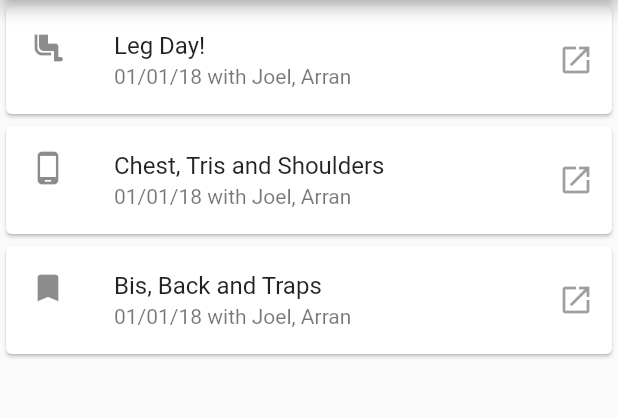
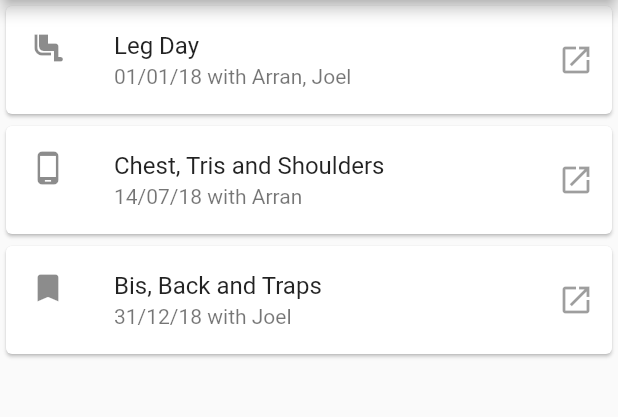
Before and after one commit to DarthEmpty/kilo, a Flutter app: the screen it shows after launch, after a tap on the "swap horiz" icon, on a phone screen of 412 x 824 dp, the part 84-501 px from its top. Run offline on Flutter 3.47's test engine with Material 2 defaults, Android fonts, the phone set to English and light mode, and no system bars; our stand-ins replace date_format.

Commit message:
Create CardFactory

```diff
--- a/lib/pages/home.dart
+++ b/lib/pages/home.dart
@@ -1,5 +1,6 @@
 import 'package:flutter/material.dart';
-import 'package:date_format/date_format.dart';
+import 'package:kilo/utils/card_factory.dart';
+
 
 class Home extends StatefulWidget {
   Home({Key key, this.title}) : super(key: key);
@@ -25,76 +26,34 @@ class _HomeState extends State<Home> {
 
 
   void _toggleContent() {
+    CardFactory cardFactory = CardFactory();
+
     setState(() {
       this._hasContent = !this._hasContent;
       if (this._hasContent) {
         this._content = ListView(
           children: [
-            Card(
-              child: Row(
-                children: <Widget>[
-                  Expanded(
-                    child: ListTile(
-                      leading: Icon(Icons.airline_seat_legroom_normal),
-                      title: Text("Leg Day!"),
-                      subtitle: Text(
-                          this._toDateString(DateTime(2018, 1, 1))
-                              + " with Joel, Arran"
-                      ),
-                    )
-                  ),
-                  IconButton(
-                      onPressed: null,
-                      icon: Icon(Icons.open_in_new),
-                  ),
-                ],
-              )
+            cardFactory.buildCard(
+              "Leg Day",
+              Icons.airline_seat_legroom_normal,
+              DateTime(2018, 1, 1),
+              "with Arran, Joel",
             ),
-            Card(
-                child: Row(
-                  children: <Widget>[
-                    Expanded(
-                        child: ListTile(
-                          leading: Icon(Icons.phone_android),
-                          title: Text("Chest, Tris and Shoulders"),
-                          subtitle: Text(
-                              this._toDateString(DateTime(2018, 1, 1))
-                                  + " with Joel, Arran"
-                          ),
-                        )
-                    ),
-                    IconButton(
-                        onPressed: null,
-                        icon: Icon(Icons.open_in_new),
-                    ),
-                  ],
-                )
+            cardFactory.buildCard(
+              "Chest, Tris and Shoulders",
+              Icons.phone_android,
+              DateTime(2018, 7, 14),
+              "with Arran",
             ),
-            Card(
-                child: Row(
-                  children: <Widget>[
-                    Expanded(
-                        child: ListTile(
-                          leading: Icon(Icons.bookmark),
-                          title: Text("Bis, Back and Traps"),
-                          subtitle: Text(
-                              this._toDateString(DateTime(2018, 1, 1))
-                                  + " with Joel, Arran"
-                          ),
-                        )
-                    ),
-                    IconButton(
-                        onPressed: null,
-                        icon: Icon(Icons.open_in_new),
-                    ),
-                  ],
-                )
+            cardFactory.buildCard(
+              "Bis, Back and Traps",
+              Icons.bookmark,
+              DateTime(2018, 12, 31),
+              "with Joel",
             ),
           ]
         );
-      }
-
-      else {
+      } else {
         this._content = Center(
           child: Column(
             mainAxisAlignment: MainAxisAlignment.center,
@@ -106,10 +65,6 @@ class _HomeState extends State<Home> {
         );
       }
     });
-  }
-
-  String _toDateString(DateTime datetime) {
-    return formatDate(datetime, [dd, "/", mm, "/", yy]);
   }
 
   @override
--- /dev/null
+++ b/lib/utils/card_factory.dart
@@ -0,0 +1,42 @@
+import 'package:flutter/material.dart';
+import 'package:date_format/date_format.dart';
+
+
+class CardFactory {
+  // Runs internal constructor and store result
+  static final CardFactory _instance = CardFactory._internal();
+
+  // Returns instance created by internal constructor
+  factory CardFactory() => CardFactory._instance;
+
+  // Internal constructor
+  CardFactory._internal();
+
+  String _toDateString(DateTime datetime) {
+    return formatDate(datetime, [dd, "/", mm, "/", yy]);
+  }
+
+  Card buildCard(title, icon, date, subtitle) {
+    StringBuffer buf = StringBuffer(this._toDateString(date));
+    buf.write(" ");
+    buf.write(subtitle);
+
+    return Card(
+      child: Row(
+        children: <Widget>[
+          Expanded(
+              child: ListTile(
+                leading: Icon(icon),
+                title: Text(title),
+                subtitle: Text(buf.toString()),
+              )
+          ),
+          IconButton(
+            onPressed: null,
+            icon: Icon(Icons.open_in_new),
+          ),
+        ],
+      )
+    );
+  }
+}
```
